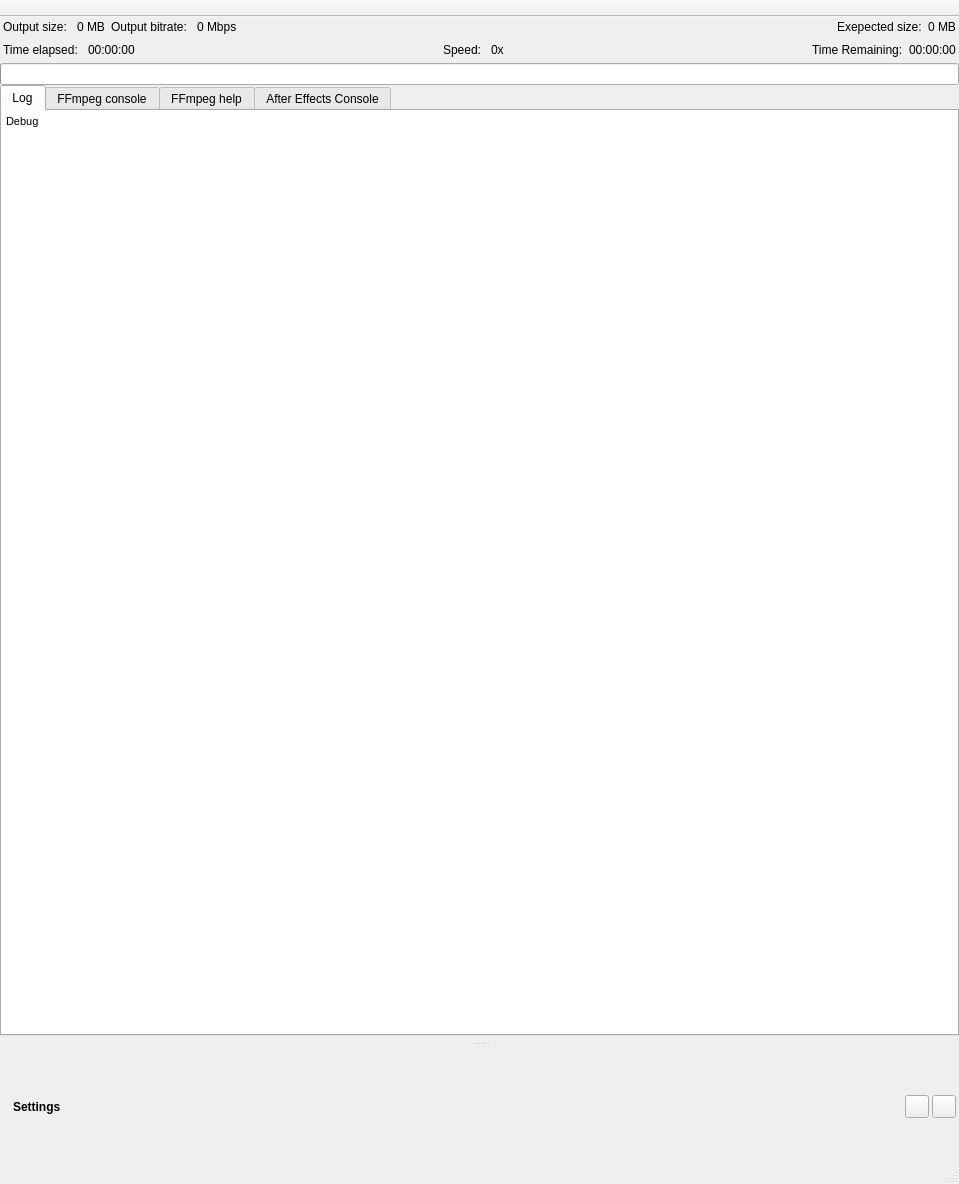
RxLaboratory/DuME, file src/UI/mainwindow.ui: the form before one commit.
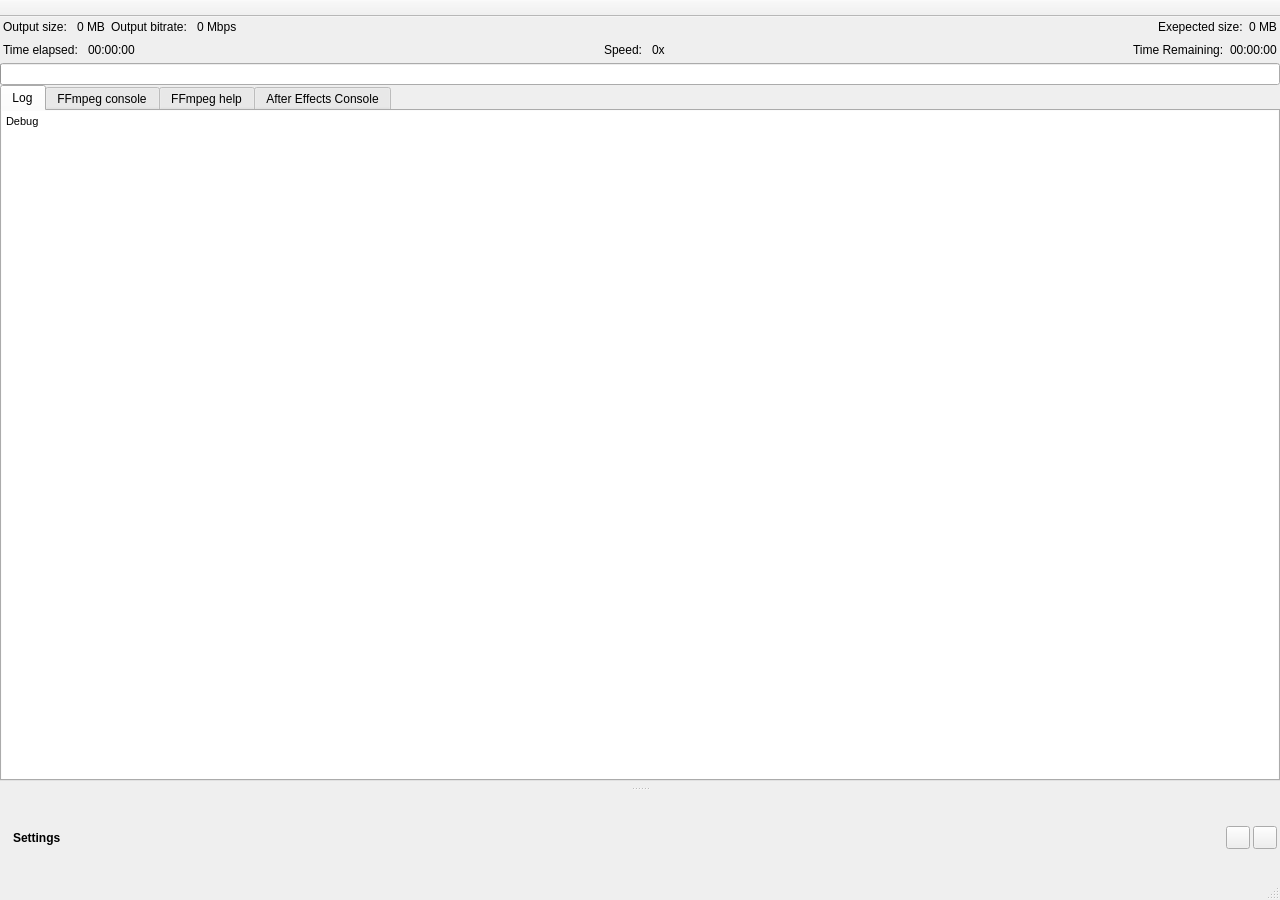
The form after the commit. Icons and pictures are not drawn.

Diff of the .ui file:
```diff
--- a/src/UI/mainwindow.ui
+++ b/src/UI/mainwindow.ui
@@ -6,8 +6,8 @@
    <rect>
     <x>0</x>
     <y>0</y>
-    <width>959</width>
-    <height>1184</height>
+    <width>1280</width>
+    <height>900</height>
    </rect>
   </property>
   <property name="windowTitle">
```
Left out of the diff: 9 changed lines with no effect on the pictures.
